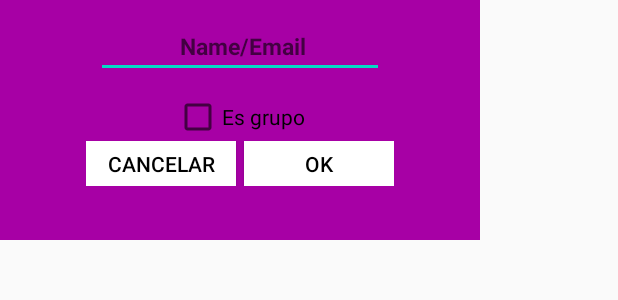
After one commit to Alan5142/chat_grpc, an Android app: the layout add_dialog.xml on its own in the app's theme, with its tools: preview values and no code run, on a phone screen of 412 x 824 dp. The commit adds this screen. Shown: the top 300 px of the screen. Run offline under Robolectric (Android 15) with nearby library versions, the light colour scheme and no system bars.

Commit message:
Chat Add and refresh

```diff
--- a/ChatApp/app/build.gradle
+++ b/ChatApp/app/build.gradle
@@ -58,6 +58,7 @@ dependencies {
     implementation fileTree(dir: "libs", include: ["*.jar"])
     implementation 'androidx.appcompat:appcompat:1.2.0'
     implementation 'androidx.constraintlayout:constraintlayout:2.0.4'
+    implementation 'com.google.android.material:material:1.2.1'
     testImplementation 'junit:junit:4.12'
     androidTestImplementation 'androidx.test.ext:junit:1.1.1'
     androidTestImplementation 'androidx.test.espresso:espresso-core:3.3.0'
--- /dev/null
+++ b/ChatApp/app/src/main/res/layout/add_dialog.xml
@@ -0,0 +1,55 @@
+<?xml version="1.0" encoding="utf-8"?>
+<LinearLayout xmlns:android="http://schemas.android.com/apk/res/android"
+    android:layout_width="320dp"
+    android:layout_height="160dp"
+    android:background="#a700a5"
+    android:orientation="vertical" >
+
+    <EditText
+        android:id="@+id/add_name"
+        android:layout_width="wrap_content"
+        android:layout_height="wrap_content"
+        android:layout_gravity="center"
+        android:layout_margin="10dp"
+        android:hint="             Name/Email            "
+        android:textColor="@android:color/white"
+        android:textSize="15dp"
+        android:textStyle="bold"/>
+
+
+    <CheckBox
+        android:id="@+id/check_group"
+        android:layout_width="wrap_content"
+        android:layout_height="wrap_content"
+        android:text="Es grupo"
+        android:layout_gravity="center"/>
+
+
+    <LinearLayout
+        android:layout_width="wrap_content"
+        android:layout_height="wrap_content"
+        android:layout_gravity="center"
+        android:background="#a700a5"
+        android:orientation="horizontal" >
+
+        <Button
+            android:id="@+id/btn_no"
+            android:layout_width="100dp"
+            android:layout_height="30dp"
+            android:background="@android:color/white"
+            android:clickable="true"
+            android:text="Cancelar"
+            android:textColor="#000000"/>
+
+        <Button
+            android:id="@+id/btn_yes"
+            android:layout_width="100dp"
+            android:layout_height="30dp"
+            android:layout_marginLeft="5dp"
+            android:background="@android:color/white"
+            android:clickable="true"
+            android:text="Ok"
+            android:textColor="#000000" />
+    </LinearLayout>
+
+</LinearLayout>
--- a/ChatApp/app/src/main/res/values/strings.xml
+++ b/ChatApp/app/src/main/res/values/strings.xml
@@ -5,5 +5,5 @@
     <string name="com_auth0_domain">chatgrpc.us.auth0.com</string>
     <string name="login_button">LogIn</string>
     <string name="login_error">No se pudo iniciar sesión</string>
-    <string name="grpc_host">192.168.100.236:6565</string>
+    <string name="grpc_host">192.168.50.51:6565</string>
 </resources>
```
Also changed, not shown: ChatApp/app/src/main/java/com/chat_grpc/chatapp/ChatAdapter.java (+12 -2 lines), ChatApp/app/src/main/java/com/chat_grpc/chatapp/CustomAddDialog.java (added, +83 -0 lines), ChatApp/app/src/main/java/com/chat_grpc/chatapp/CustomDialog.java (added, +95 -0 lines), ChatApp/app/src/main/java/com/chat_grpc/chatapp/MessagingActivity.java (+30 -2 lines), ChatApp/app/src/main/res/drawable/ic_baseline_add_24.xml (added, +10 -0 lines), ChatApp/app/src/main/res/layout/activity_chats.xml (+17 -1 lines), ChatApp/app/src/main/res/layout/add_user_to_group.xml (added, +47 -0 lines), ChatApp/app/src/main/res/menu/chats_menu.xml (added, +9 -0 lines), ChatApp/app/src/main/res/menu/messages_menu.xml (added, +9 -0 lines), chat_server/src/main/java/com/chat/chat_server/ChatService.java (+16 -0 lines), 2 other files.
